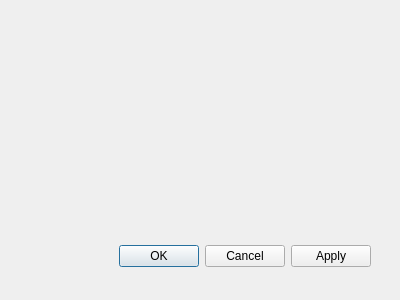
Above: src/qmapshack/gis/trk/filter/IFilterSpeedCycleEnergy.ui from Maproom/qmapshack before the change. Below: the same form after it.
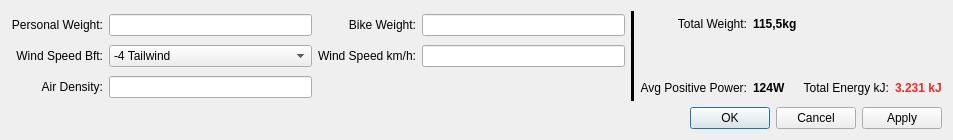
That is the form after the change.

Commit message: Draft Dialog for Energy parameter.

Diff of the .ui file:
```diff
--- a/src/qmapshack/gis/trk/filter/IFilterSpeedCycleEnergy.ui
+++ b/src/qmapshack/gis/trk/filter/IFilterSpeedCycleEnergy.ui
@@ -6,29 +6,201 @@
    <rect>
     <x>0</x>
     <y>0</y>
-    <width>400</width>
-    <height>300</height>
+    <width>953</width>
+    <height>140</height>
    </rect>
   </property>
   <property name="windowTitle">
    <string>Dialog</string>
   </property>
-  <widget class="QDialogButtonBox" name="buttonBox">
-   <property name="geometry">
-    <rect>
-     <x>30</x>
-     <y>240</y>
-     <width>341</width>
-     <height>32</height>
-    </rect>
-   </property>
-   <property name="orientation">
-    <enum>Qt::Horizontal</enum>
-   </property>
-   <property name="standardButtons">
-    <set>QDialogButtonBox::Apply|QDialogButtonBox::Cancel|QDialogButtonBox::Ok</set>
-   </property>
-  </widget>
+  <layout class="QVBoxLayout" name="verticalLayout">
+   <item>
+    <layout class="QHBoxLayout" name="horizontalLayout">
+     <item>
+      <layout class="QGridLayout" name="gridLayout">
+       <item row="2" column="0">
+        <widget class="QLabel" name="label_6">
+         <property name="text">
+          <string>Air Density:</string>
+         </property>
+         <property name="alignment">
+          <set>Qt::AlignRight|Qt::AlignTrailing|Qt::AlignVCenter</set>
+         </property>
+        </widget>
+       </item>
+       <item row="0" column="2">
+        <widget class="QLabel" name="label_8">
+         <property name="toolTip">
+          <string>&lt;html&gt;&lt;head/&gt;&lt;body&gt;&lt;p&gt;Weight of the Bike incl.  bags, luggages, etc.&lt;/p&gt;&lt;/body&gt;&lt;/html&gt;</string>
+         </property>
+         <property name="text">
+          <string>Bike Weight:</string>
+         </property>
+         <property name="alignment">
+          <set>Qt::AlignRight|Qt::AlignTrailing|Qt::AlignVCenter</set>
+         </property>
+        </widget>
+       </item>
+       <item row="0" column="0">
+        <widget class="QLabel" name="label">
+         <property name="toolTip">
+          <string>&lt;html&gt;&lt;head/&gt;&lt;body&gt;&lt;p&gt;Weight of the drivers incl. clothes.&lt;/p&gt;&lt;/body&gt;&lt;/html&gt;</string>
+         </property>
+         <property name="text">
+          <string>Personal Weight:</string>
+         </property>
+         <property name="alignment">
+          <set>Qt::AlignRight|Qt::AlignTrailing|Qt::AlignVCenter</set>
+         </property>
+        </widget>
+       </item>
+       <item row="2" column="1">
+        <widget class="QLineEdit" name="lineEdit_2"/>
+       </item>
+       <item row="1" column="0">
+        <widget class="QLabel" name="label_3">
+         <property name="text">
+          <string>Wind Speed Bft:</string>
+         </property>
+         <property name="alignment">
+          <set>Qt::AlignRight|Qt::AlignTrailing|Qt::AlignVCenter</set>
+         </property>
+        </widget>
+       </item>
+       <item row="0" column="1">
+        <widget class="QLineEdit" name="lineEdit"/>
+       </item>
+       <item row="0" column="3">
+        <widget class="QLineEdit" name="lineEdit_5"/>
+       </item>
+       <item row="1" column="1">
+        <widget class="QComboBox" name="comboBox">
+         <item>
+          <property name="text">
+           <string>-4 Tailwind</string>
+          </property>
+         </item>
+         <item>
+          <property name="text">
+           <string>0 No Wind</string>
+          </property>
+         </item>
+         <item>
+          <property name="text">
+           <string>+4 Headwind</string>
+          </property>
+         </item>
+        </widget>
+       </item>
+       <item row="1" column="2">
+        <widget class="QLabel" name="label_9">
+         <property name="text">
+          <string>Wind Speed km/h:</string>
+         </property>
+         <property name="alignment">
+          <set>Qt::AlignRight|Qt::AlignTrailing|Qt::AlignVCenter</set>
+         </property>
+        </widget>
+       </item>
+       <item row="1" column="3">
+        <widget class="QLineEdit" name="lineEdit_6"/>
+       </item>
+      </layout>
+     </item>
+     <item>
+      <widget class="Line" name="line">
+       <property name="frameShadow">
+        <enum>QFrame::Plain</enum>
+       </property>
+       <property name="lineWidth">
+        <number>5</number>
+       </property>
+       <property name="orientation">
+        <enum>Qt::Vertical</enum>
+       </property>
+      </widget>
+     </item>
+     <item>
+      <layout class="QGridLayout" name="gridLayout_2">
+       <item row="2" column="1">
+        <widget class="QLabel" name="label_10">
+         <property name="text">
+          <string>&lt;html&gt;&lt;head/&gt;&lt;body&gt;&lt;p&gt;&lt;span style=&quot; font-weight:600;&quot;&gt;124W&lt;/span&gt;&lt;/p&gt;&lt;/body&gt;&lt;/html&gt;</string>
+         </property>
+        </widget>
+       </item>
+       <item row="1" column="0">
+        <widget class="QLabel" name="label_7">
+         <property name="text">
+          <string/>
+         </property>
+        </widget>
+       </item>
+       <item row="2" column="2">
+        <widget class="QLabel" name="label_11">
+         <property name="text">
+          <string>Total Energy kJ:</string>
+         </property>
+         <property name="alignment">
+          <set>Qt::AlignRight|Qt::AlignTrailing|Qt::AlignVCenter</set>
+         </property>
+        </widget>
+       </item>
+       <item row="0" column="1">
+        <widget class="QLabel" name="label_5">
+         <property name="toolTip">
+          <string>&lt;html&gt;&lt;head/&gt;&lt;body&gt;&lt;p&gt;&lt;br/&gt;&lt;/p&gt;&lt;/body&gt;&lt;/html&gt;</string>
+         </property>
+         <property name="text">
+          <string>&lt;html&gt;&lt;head/&gt;&lt;body&gt;&lt;p&gt;&lt;span style=&quot; font-weight:600;&quot;&gt;115,5kg&lt;/span&gt;&lt;/p&gt;&lt;/body&gt;&lt;/html&gt;</string>
+         </property>
+        </widget>
+       </item>
+       <item row="0" column="0">
+        <widget class="QLabel" name="label_2">
+         <property name="toolTip">
+          <string>&lt;html&gt;&lt;head/&gt;&lt;body&gt;&lt;p&gt;Personal and Bike weight.&lt;/p&gt;&lt;/body&gt;&lt;/html&gt;</string>
+         </property>
+         <property name="text">
+          <string>Total Weight:</string>
+         </property>
+         <property name="alignment">
+          <set>Qt::AlignRight|Qt::AlignTrailing|Qt::AlignVCenter</set>
+         </property>
+        </widget>
+       </item>
+       <item row="2" column="0">
+        <widget class="QLabel" name="label_4">
+         <property name="text">
+          <string>Avg Positive Power:</string>
+         </property>
+         <property name="alignment">
+          <set>Qt::AlignRight|Qt::AlignTrailing|Qt::AlignVCenter</set>
+         </property>
+        </widget>
+       </item>
+       <item row="2" column="3">
+        <widget class="QLabel" name="label_12">
+         <property name="text">
+          <string>&lt;html&gt;&lt;head/&gt;&lt;body&gt;&lt;p&gt;&lt;span style=&quot; font-weight:600; color:#ef2929;&quot;&gt;3.231 kJ&lt;/span&gt;&lt;/p&gt;&lt;/body&gt;&lt;/html&gt;</string>
+         </property>
+        </widget>
+       </item>
+      </layout>
+     </item>
+    </layout>
+   </item>
+   <item>
+    <widget class="QDialogButtonBox" name="buttonBox">
+     <property name="orientation">
+      <enum>Qt::Horizontal</enum>
+     </property>
+     <property name="standardButtons">
+      <set>QDialogButtonBox::Apply|QDialogButtonBox::Cancel|QDialogButtonBox::Ok</set>
+     </property>
+    </widget>
+   </item>
+  </layout>
  </widget>
  <resources/>
  <connections>
```
The commit also changes 1 other file.
